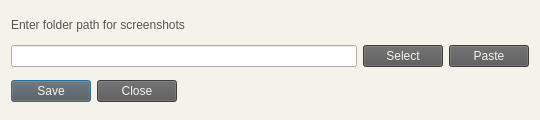
Before: the Qt Designer form forms/screenshot_window.ui in Communist02/AnimePlayer, drawn with Qt 5.
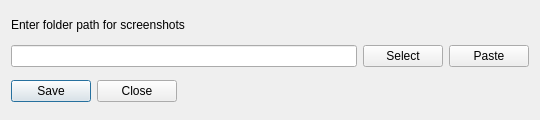
After: the same form once the commit is applied. Icons and pictures are not drawn.

```diff
--- a/forms/screenshot_window.ui
+++ b/forms/screenshot_window.ui
@@ -17,24 +17,6 @@
    <iconset>
     <normaloff>../favicon.ico</normaloff>../favicon.ico</iconset>
   </property>
-  <property name="styleSheet">
-   <string notr="true">QDialog {
-	background-color: rgb(245, 241, 235);
-}
-
-QLabel {
-	color: rgb(87, 86, 86);
-}
-
-QCheckBox {
-	color: rgb(87, 86, 86);
-}
-
-QPushButton {
-	background-color: rgb(87, 86, 86);
-	color: rgb(245, 241, 235);
-}</string>
-  </property>
   <layout class="QVBoxLayout" name="verticalLayout">
    <item>
     <widget class="QLabel" name="label">
```
Left out of the diff: 4 changed lines with no effect on the pictures.
